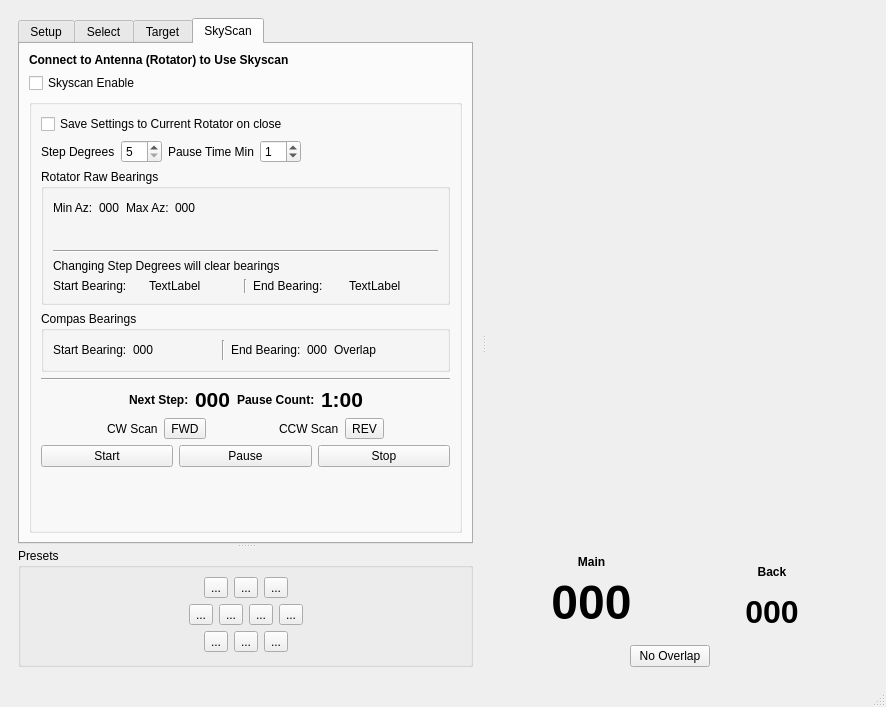
Before: the Qt Designer form mqt/MqtRotator/rotatormainwindow.ui in Rsclub22/Minos2-Mirror, drawn with Qt 5.
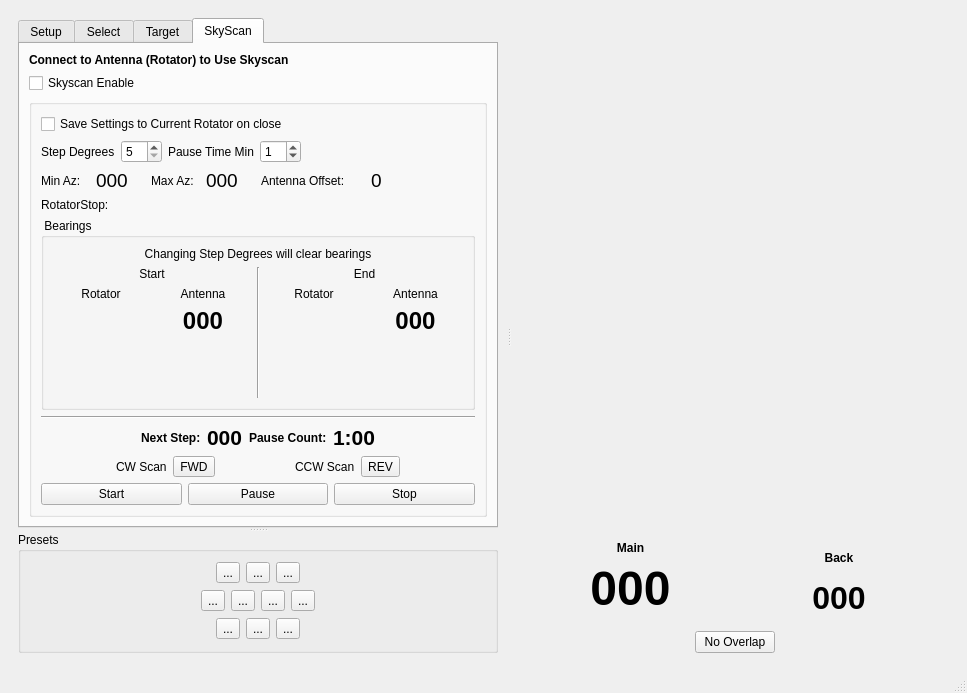
After: the same form once the commit is applied. Custom widgets are drawn as their Qt base class.

Commit message: added antennaOffset to skyscan, rework skyscan interface, currently only supports ROT_0_450

The edit to the form file:
```diff
--- a/mqt/MqtRotator/rotatormainwindow.ui
+++ b/mqt/MqtRotator/rotatormainwindow.ui
@@ -9,8 +9,8 @@
    <rect>
     <x>0</x>
     <y>0</y>
-    <width>886</width>
-    <height>707</height>
+    <width>967</width>
+    <height>693</height>
    </rect>
   </property>
   <property name="windowTitle">
@@ -509,15 +509,11 @@
                    </layout>
                   </item>
                   <item>
-                   <widget class="QGroupBox" name="skyScanRawBearingsGroupBox">
-                    <property name="title">
-                     <string>Rotator Raw Bearings</string>
-                    </property>
-                    <layout class="QVBoxLayout" name="verticalLayout_32">
+                   <layout class="QVBoxLayout" name="verticalLayout_36">
                      <item>
-                      <layout class="QVBoxLayout" name="verticalLayout_27">
+                     <layout class="QHBoxLayout" name="horizontalLayout_28">
                        <item>
-                        <layout class="QHBoxLayout" name="horizontalLayout_23">
+                       <layout class="QHBoxLayout" name="horizontalLayout_26">
                          <item>
                           <widget class="QLabel" name="skyScanRotatorMinAzLbl">
                            <property name="text">
@@ -527,6 +523,11 @@
                          </item>
                          <item>
                           <widget class="QLabel" name="skyScanRotatorDisplayMinAz">
+                          <property name="font">
+                           <font>
+                            <pointsize>14</pointsize>
+                           </font>
+                          </property>
                            <property name="text">
                             <string>000</string>
                            </property>
@@ -541,28 +542,53 @@
                          </item>
                          <item>
                           <widget class="QLabel" name="skyScanRotatorDisplayMaxAz">
+                          <property name="font">
+                           <font>
+                            <pointsize>14</pointsize>
+                           </font>
+                          </property>
                            <property name="text">
                             <string>000</string>
                            </property>
                           </widget>
                          </item>
+                       </layout>
+                      </item>
                          <item>
-                          <spacer name="horizontalSpacer_15">
-                           <property name="orientation">
-                            <enum>Qt::Horizontal</enum>
-                           </property>
-                           <property name="sizeHint" stdset="0">
-                            <size>
-                             <width>40</width>
-                             <height>20</height>
-                            </size>
-                           </property>
-                          </spacer>
+                       <layout class="QHBoxLayout" name="horizontalLayout_27">
+                        <item>
+                         <widget class="QLabel" name="antennaOffsetLabel">
+                          <property name="text">
+                           <string>Antenna Offset:</string>
+                          </property>
+                         </widget>
+                        </item>
+                        <item>
+                         <widget class="QLabel" name="antennaOffsetDisplay">
+                          <property name="font">
+                           <font>
+                            <pointsize>14</pointsize>
+                            <bold>false</bold>
+                           </font>
+                          </property>
+                          <property name="text">
+                           <string>0</string>
+                          </property>
+                         </widget>
                          </item>
                         </layout>
                        </item>
+                     </layout>
+                    </item>
                        <item>
-                        <layout class="QHBoxLayout" name="horizontalLayout_21">
+                     <layout class="QHBoxLayout" name="horizontalLayout_29">
+                      <item>
+                       <widget class="QLabel" name="rotatorStopLabel">
+                        <property name="text">
+                         <string>RotatorStop:</string>
+                        </property>
+                       </widget>
+                      </item>
                          <item>
                           <widget class="QLabel" name="southStopDisplay">
                            <property name="text">
@@ -570,153 +596,225 @@
                            </property>
                           </widget>
                          </item>
-                         <item>
-                          <spacer name="horizontalSpacer_25">
-                           <property name="orientation">
-                            <enum>Qt::Horizontal</enum>
-                           </property>
-                           <property name="sizeHint" stdset="0">
-                            <size>
-                             <width>40</width>
-                             <height>20</height>
-                            </size>
-                           </property>
-                          </spacer>
-                         </item>
                         </layout>
                        </item>
                       </layout>
                      </item>
                      <item>
-                      <widget class="Line" name="line_5">
-                       <property name="orientation">
-                        <enum>Qt::Horizontal</enum>
-                       </property>
-                      </widget>
-                     </item>
+                   <widget class="QGroupBox" name="skyScanRawBearingsGroupBox">
+                    <property name="title">
+                     <string> Bearings</string>
+                    </property>
+                    <layout class="QVBoxLayout" name="verticalLayout_32">
+                     <item>
+                      <layout class="QVBoxLayout" name="verticalLayout_35">
                      <item>
                       <widget class="QLabel" name="label_5">
                        <property name="text">
                         <string>Changing Step Degrees will clear bearings</string>
                        </property>
-                      </widget>
-                     </item>
-                     <item>
-                      <layout class="QHBoxLayout" name="horizontalLayout_18">
-                       <item>
-                        <widget class="QLabel" name="skyScanStartBrgLabel">
-                         <property name="text">
-                          <string>Start Bearing:</string>
+                         <property name="alignment">
+                          <set>Qt::AlignCenter</set>
                          </property>
                         </widget>
                        </item>
-                       <item>
-                        <widget class="ToolButtonUpDown" name="skyScanStartBearingUpDownButtons">
-                         <property name="text">
-                          <string>TextLabel</string>
-                         </property>
-                        </widget>
-                       </item>
-                       <item>
-                        <widget class="Line" name="line_3">
-                         <property name="orientation">
-                          <enum>Qt::Vertical</enum>
-                         </property>
-                        </widget>
-                       </item>
-                       <item>
-                        <widget class="QLabel" name="skyScanEndBrgLabel">
-                         <property name="text">
-                          <string>End Bearing:</string>
-                         </property>
-                        </widget>
-                       </item>
-                       <item>
-                        <widget class="ToolButtonUpDown" name="skyScanEndBearingUpDownButtons">
-                         <property name="text">
-                          <string>TextLabel</string>
-                         </property>
-                        </widget>
-                       </item>
                       </layout>
                      </item>
-                    </layout>
-                   </widget>
-                  </item>
+                     <item>
+                      <layout class="QHBoxLayout" name="horizontalLayout_22">
                   <item>
                    <layout class="QVBoxLayout" name="verticalLayout_30">
                     <item>
-                     <widget class="QGroupBox" name="groupBox_2">
-                      <property name="title">
-                       <string>Compas Bearings</string>
-                      </property>
-                      <layout class="QVBoxLayout" name="verticalLayout_29">
+                          <widget class="QLabel" name="label_7">
+                           <property name="text">
+                            <string>Start</string>
+                           </property>
+                           <property name="alignment">
+                            <set>Qt::AlignCenter</set>
+                           </property>
+                          </widget>
+                         </item>
                        <item>
                         <layout class="QHBoxLayout" name="horizontalLayout_16">
                          <item>
+                            <layout class="QVBoxLayout" name="verticalLayout_27">
+                             <item>
+                              <widget class="QLabel" name="label_6">
+                               <property name="text">
+                                <string>Rotator</string>
+                               </property>
+                               <property name="alignment">
+                                <set>Qt::AlignCenter</set>
+                               </property>
+                              </widget>
+                             </item>
+                             <item>
+                              <widget class="ToolButtonUpDown" name="skyScanRotatorStartBearingUpDownButton">
+                               <property name="frameShape">
+                                <enum>QFrame::StyledPanel</enum>
+                               </property>
+                               <property name="frameShadow">
+                                <enum>QFrame::Raised</enum>
+                               </property>
+                              </widget>
+                             </item>
+                             <item>
+                              <spacer name="verticalSpacer_4">
+                               <property name="orientation">
+                                <enum>Qt::Vertical</enum>
+                               </property>
+                               <property name="sizeHint" stdset="0">
+                                <size>
+                                 <width>20</width>
+                                 <height>40</height>
+                                </size>
+                               </property>
+                              </spacer>
+                             </item>
+                            </layout>
+                           </item>
+                           <item>
+                            <layout class="QVBoxLayout" name="verticalLayout_29">
+                             <item>
                           <widget class="QLabel" name="skyScanCompassStartBearingLabel">
                            <property name="text">
-                            <string>Start Bearing:</string>
+                                <string>Antenna</string>
+                               </property>
+                               <property name="alignment">
+                                <set>Qt::AlignCenter</set>
                            </property>
                           </widget>
                          </item>
                          <item>
                           <widget class="QLabel" name="skyScanCompassStartBearingDisplay">
+                               <property name="font">
+                                <font>
+                                 <pointsize>18</pointsize>
+                                 <bold>true</bold>
+                                </font>
+                               </property>
                            <property name="text">
                             <string>000</string>
                            </property>
+                               <property name="alignment">
+                                <set>Qt::AlignCenter</set>
+                               </property>
                           </widget>
                          </item>
                          <item>
-                          <spacer name="horizontalSpacer_24">
+                              <spacer name="verticalSpacer_5">
                            <property name="orientation">
-                            <enum>Qt::Horizontal</enum>
+                                <enum>Qt::Vertical</enum>
                            </property>
                            <property name="sizeHint" stdset="0">
                             <size>
-                             <width>40</width>
-                             <height>20</height>
+                                 <width>20</width>
+                                 <height>40</height>
                             </size>
                            </property>
                           </spacer>
                          </item>
+                            </layout>
+                           </item>
+                          </layout>
+                         </item>
+                        </layout>
+                       </item>
                          <item>
-                          <widget class="Line" name="line_4">
+                        <widget class="Line" name="line">
                            <property name="orientation">
                             <enum>Qt::Vertical</enum>
                            </property>
                           </widget>
                          </item>
+                       <item>
+                        <layout class="QVBoxLayout" name="verticalLayout_34">
+                         <item>
+                          <widget class="QLabel" name="label_8">
+                           <property name="text">
+                            <string>End</string>
+                           </property>
+                           <property name="alignment">
+                            <set>Qt::AlignCenter</set>
+                           </property>
+                          </widget>
+                         </item>
+                         <item>
+                          <layout class="QHBoxLayout" name="horizontalLayout_18">
+                           <item>
+                            <layout class="QVBoxLayout" name="verticalLayout_33">
+                             <item>
+                              <widget class="QLabel" name="skyScanEndBrgLabel">
+                               <property name="text">
+                                <string>Rotator</string>
+                               </property>
+                               <property name="alignment">
+                                <set>Qt::AlignCenter</set>
+                               </property>
+                              </widget>
+                             </item>
+                             <item>
+                              <widget class="ToolButtonUpDown" name="skyScanRotatorEndBearingUpDownButton">
+                               <property name="frameShape">
+                                <enum>QFrame::StyledPanel</enum>
+                               </property>
+                               <property name="frameShadow">
+                                <enum>QFrame::Raised</enum>
+                               </property>
+                              </widget>
+                             </item>
+                             <item>
+                              <spacer name="verticalSpacer_7">
+                               <property name="orientation">
+                                <enum>Qt::Vertical</enum>
+                               </property>
+                               <property name="sizeHint" stdset="0">
+                                <size>
+                                 <width>20</width>
+                                 <height>40</height>
+                                </size>
+                               </property>
+                              </spacer>
+                             </item>
+                            </layout>
+                           </item>
+                           <item>
+                            <layout class="QVBoxLayout" name="verticalLayout_31">
                          <item>
                           <widget class="QLabel" name="skyScanCompassEndBearingLabel">
                            <property name="text">
-                            <string>End Bearing:</string>
+                                <string>Antenna</string>
+                               </property>
+                               <property name="alignment">
+                                <set>Qt::AlignCenter</set>
                            </property>
                           </widget>
                          </item>
                          <item>
                           <widget class="QLabel" name="skyScanCompassEndBearingDisplay">
+                               <property name="font">
+                                <font>
+                                 <pointsize>18</pointsize>
+                                 <bold>true</bold>
+                                </font>
+                               </property>
                            <property name="text">
                             <string>000</string>
                            </property>
-                          </widget>
-                         </item>
-                         <item>
-                          <widget class="QLabel" name="skyScanOverlapDisplay">
-                           <property name="text">
-                            <string>Overlap</string>
+                               <property name="alignment">
+                                <set>Qt::AlignCenter</set>
                            </property>
                           </widget>
                          </item>
                          <item>
-                          <spacer name="horizontalSpacer_23">
+                              <spacer name="verticalSpacer_8">
                            <property name="orientation">
-                            <enum>Qt::Horizontal</enum>
+                                <enum>Qt::Vertical</enum>
                            </property>
                            <property name="sizeHint" stdset="0">
                             <size>
-                             <width>40</width>
-                             <height>20</height>
+                                 <width>20</width>
+                                 <height>40</height>
                             </size>
                            </property>
                           </spacer>
@@ -724,12 +822,13 @@
                         </layout>
                        </item>
                       </layout>
-                     </widget>
-                    </item>
-                   </layout>
-                  </item>
-                  <item>
-                   <layout class="QHBoxLayout" name="horizontalLayout_22"/>
+                         </item>
+                        </layout>
+                       </item>
+                      </layout>
+                     </item>
+                    </layout>
+                   </widget>
                   </item>
                   <item>
                    <layout class="QVBoxLayout" name="verticalLayout_3">
@@ -923,19 +1022,6 @@
                   </item>
                  </layout>
                 </item>
-                <item>
-                 <spacer name="verticalSpacer_4">
-                  <property name="orientation">
-                   <enum>Qt::Vertical</enum>
-                  </property>
-                  <property name="sizeHint" stdset="0">
-                   <size>
-                    <width>20</width>
-                    <height>40</height>
-                   </size>
-                  </property>
-                 </spacer>
-                </item>
                </layout>
               </widget>
              </item>
@@ -1341,8 +1427,9 @@
   </customwidget>
   <customwidget>
    <class>ToolButtonUpDown</class>
-   <extends>QLabel</extends>
-   <header>toolbuttonupdown.h</header>
+   <extends>QFrame</extends>
+   <header location="global">toolbuttonupdown.h</header>
+   <container>1</container>
   </customwidget>
  </customwidgets>
  <resources/>
```
Left out of the diff: 2 changed lines with no effect on the pictures. Lines whose indentation alone changed are shown as unchanged. The commit also changes 8 other files.
